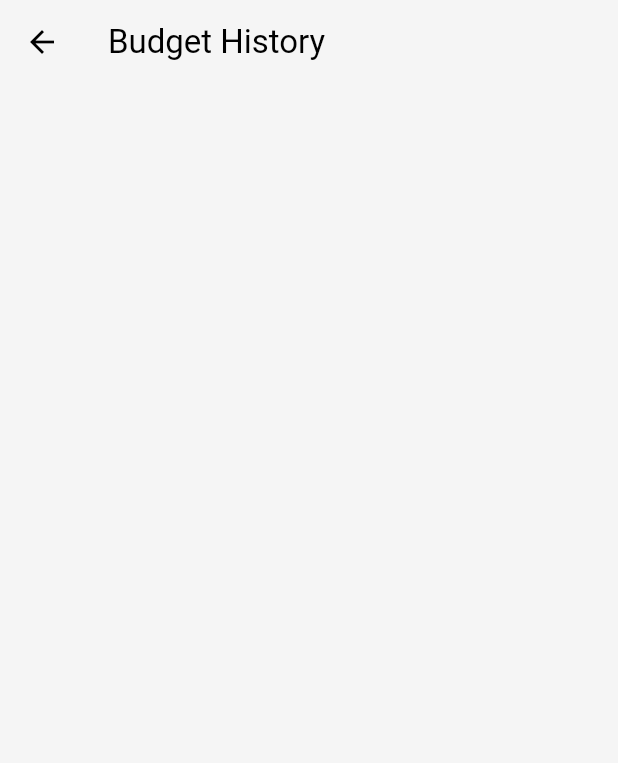
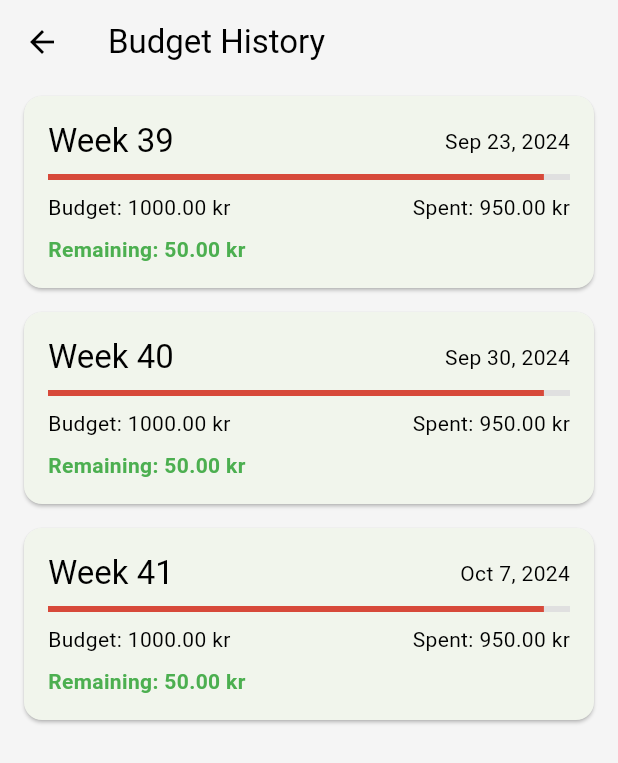
Before and after one commit to mrconter1/budg, a Flutter app: the screen it shows after launch, scrolled down 214 dp, after a tap on the "history" icon, on a phone screen of 412 x 824 dp. Shown: the top 763 px of the screen. Run offline on Flutter 3.47's test engine with Material 3 defaults, Android fonts, the phone set to English and light mode, and no system bars; our stand-ins replace flex_color_scheme, flutter_riverpod, shared_preferences; generated files the repository leaves out were written again.

Commit message:
Include week number for budget history

```diff
--- a/lib/src/budget/budget_models.dart
+++ b/lib/src/budget/budget_models.dart
@@ -87,12 +87,14 @@ class WeeklyBudgetHistory {
   final DateTime startDate;
   final List<BudgetDay> weekDays;
   final WeeklyBudget weeklyBudget;
+  final int weekNumber;  // New field for week number
 
   WeeklyBudgetHistory({
     required this.weekId,
     required this.startDate,
     required this.weekDays,
     required this.weeklyBudget,
+    required this.weekNumber,  // Added to the constructor
   });
 
   double get totalSpent => weekDays.fold(0, (sum, day) => sum + day.totalSpent);
@@ -102,6 +104,7 @@ class WeeklyBudgetHistory {
     'startDate': startDate.toIso8601String(),
     'weekDays': weekDays.map((day) => day.toJson()).toList(),
     'weeklyBudget': weeklyBudget.toJson(),
+    'weekNumber': weekNumber,  // Added to JSON serialization
   };
 
   factory WeeklyBudgetHistory.fromJson(Map<String, dynamic> json) {
@@ -110,6 +113,7 @@ class WeeklyBudgetHistory {
       startDate: DateTime.parse(json['startDate']),
       weekDays: (json['weekDays'] as List).map((dayJson) => BudgetDay.fromJson(dayJson)).toList(),
       weeklyBudget: WeeklyBudget.fromJson(json['weeklyBudget']),
+      weekNumber: json['weekNumber'],  // Added to JSON deserialization
     );
   }
 }
--- a/lib/src/budget/weekly_budget_history_view.dart
+++ b/lib/src/budget/weekly_budget_history_view.dart
@@ -53,9 +53,18 @@ class WeeklyBudgetHistoryView extends ConsumerWidget {
         child: Column(
           crossAxisAlignment: CrossAxisAlignment.start,
           children: [
-            Text(
-              'Week of ${DateFormat('MMM d, yyyy').format(weekHistory.startDate)}',
-              style: Theme.of(context).textTheme.titleLarge,
+            Row(
+              mainAxisAlignment: MainAxisAlignment.spaceBetween,
+              children: [
+                Text(
+                  'Week ${weekHistory.weekNumber}',
+                  style: Theme.of(context).textTheme.titleLarge,
+                ),
+                Text(
+                  DateFormat('MMM d, yyyy').format(weekHistory.startDate),
+                  style: Theme.of(context).textTheme.bodyMedium,
+                ),
+              ],
             ),
             const SizedBox(height: 8),
             LinearProgressIndicator(
--- a/lib/src/data/budget_repository.dart
+++ b/lib/src/data/budget_repository.dart
@@ -1,5 +1,6 @@
 import 'package:shared_preferences/shared_preferences.dart';
 import 'dart:convert';
+import 'package:intl/intl.dart';
 import '../budget/budget_models.dart';
 
 abstract class BudgetRepository {
@@ -40,7 +41,8 @@ class LocalBudgetRepository implements BudgetRepository {
       final List<dynamic> historyList = json.decode(historyJson);
       return historyList.map((item) => WeeklyBudgetHistory.fromJson(item)).toList();
     }
-    return [];
+    // If the history is empty, add sample data for the last three successful weeks
+    return _createSampleHistory();
   }
 
   @override
@@ -50,17 +52,55 @@ class LocalBudgetRepository implements BudgetRepository {
     await prefs.setString(_historyKey, historyJson);
   }
 
+  // Helper method to create sample history data
+  List<WeeklyBudgetHistory> _createSampleHistory() {
+    final currentDate = DateTime.now();
+    final weeklyBudget = WeeklyBudget(1000); // Assuming a 1000 kr weekly budget
+
+    List<WeeklyBudgetHistory> sampleHistory = [];
+
+    for (int i = 3; i > 0; i--) {
+      final weekStartDate = currentDate.subtract(Duration(days: 7 * i + currentDate.weekday - 1));
+      final weekDays = createNewWeek();
+
+      // Simulate successful weeks by spending slightly less than the budget
+      double totalSpent = 0;
+      for (var day in weekDays) {
+        double daySpent = (weeklyBudget.amount / 7) * 0.95; // Spend 95% of daily budget
+        day.expenses.add(Expense(daySpent));
+        totalSpent += daySpent;
+      }
+
+      // Calculate the week number
+      int weekNumber = _getWeekNumber(weekStartDate);
+
+      sampleHistory.add(WeeklyBudgetHistory(
+        weekId: 'week_${weekStartDate.millisecondsSinceEpoch}',
+        startDate: weekStartDate,
+        weekDays: weekDays,
+        weeklyBudget: weeklyBudget,
+        weekNumber: weekNumber,
+      ));
+    }
+
+    return sampleHistory;
+  }
+
   // Helper method to archive the current week's budget
   Future<void> archiveCurrentWeek(WeeklyBudgetState currentState) async {
     final history = await loadBudgetHistory();
     final currentDate = DateTime.now();
     final weekStartDate = currentDate.subtract(Duration(days: currentDate.weekday - 1));
 
+    // Calculate the week number for the current week
+    int weekNumber = _getWeekNumber(weekStartDate);
+
     final weekHistory = WeeklyBudgetHistory(
       weekId: 'week_${weekStartDate.millisecondsSinceEpoch}',
       startDate: weekStartDate,
       weekDays: currentState.weekDays,
       weeklyBudget: currentState.weeklyBudget,
+      weekNumber: weekNumber,
     );
 
     history.insert(0, weekHistory); // Add the current week to the beginning of the list
@@ -85,4 +125,11 @@ class LocalBudgetRepository implements BudgetRepository {
 
     await saveBudgetState(newState);
   }
+
+  // Helper method to calculate the week number
+  int _getWeekNumber(DateTime date) {
+    int dayOfYear = int.parse(DateFormat('D').format(date));
+    int weekOfYear = ((dayOfYear - date.weekday + 10) / 7).floor();
+    return weekOfYear;
+  }
 }
```
